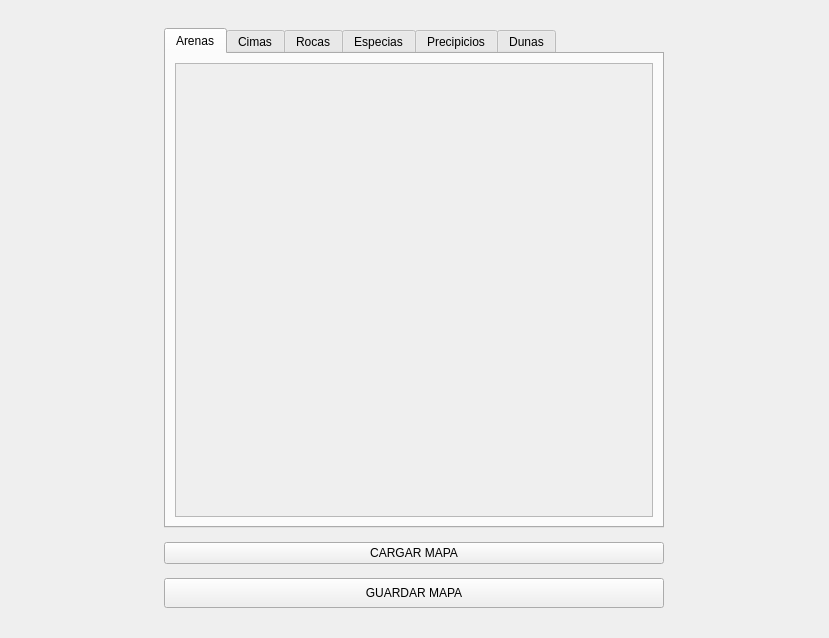
Above: ui/Editor.ui from santiago-alvarezjulia/EditorMapa before the change. Below: the same form after it.
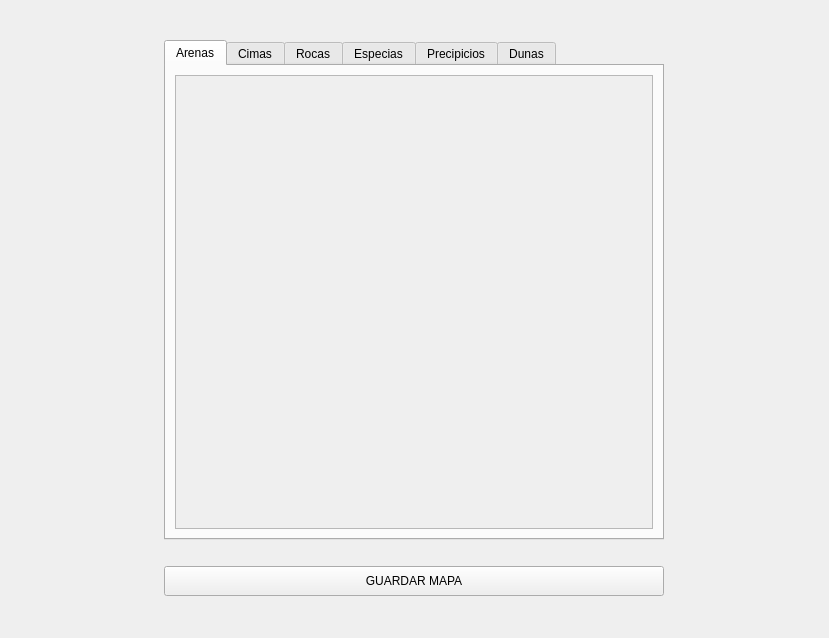
That is the form after the change. The open tabs and pages were chosen to show the change.

Commit message: mas mejoras, esta vez al codigo (saque tabs y mapa del heap)

```diff
--- a/ui/Editor.ui
+++ b/ui/Editor.ui
@@ -70,8 +70,8 @@
                 <rect>
                  <x>0</x>
                  <y>0</y>
-                 <width>98</width>
-                 <height>28</height>
+                 <width>376</width>
+                 <height>455</height>
                 </rect>
                </property>
                <property name="sizePolicy">
@@ -297,13 +297,6 @@
           </widget>
          </widget>
         </item>
-        <item>
-         <widget class="QPushButton" name="botonCargarMapa">
-          <property name="text">
-           <string>CARGAR MAPA</string>
-          </property>
-         </widget>
-        </item>
         <item>
          <widget class="QPushButton" name="botonGuardarMapa">
           <property name="sizePolicy">
```
Left out of the diff: 14 changed lines with no effect on the pictures. The commit also changes 9 other files.
